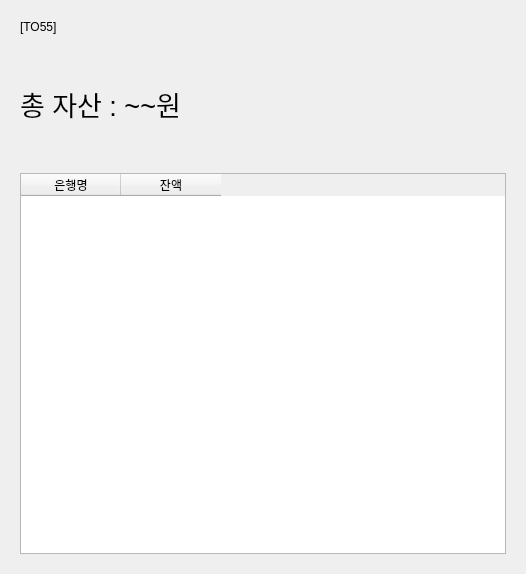
lym0217/QT_Project, file project/mainpage.ui: the form before one commit.
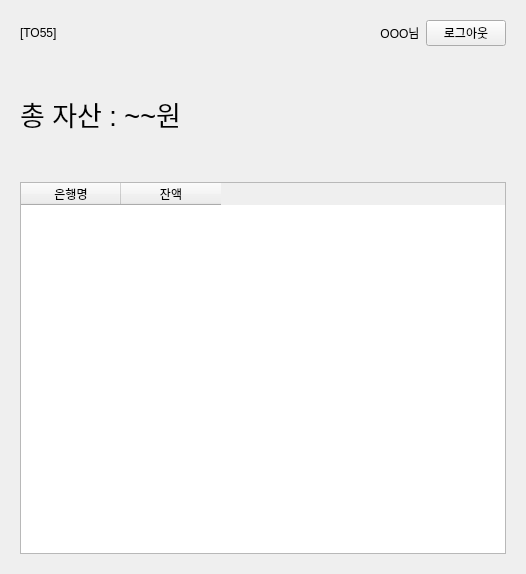
The form after the commit. The open tabs and pages were chosen to show the change.

Commit message: UI 변경 및 로그아웃 버튼 생성

Patch:
```diff
--- a/project/mainpage.ui
+++ b/project/mainpage.ui
@@ -28,6 +28,8 @@
            <item>
             <layout class="QVBoxLayout" name="verticalLayout" stretch="0,1,3">
              <item>
+              <layout class="QGridLayout" name="gridLayout_home_header">
+               <item row="0" column="0">
               <widget class="QLabel" name="label_2">
                <property name="enabled">
                 <bool>true</bool>
@@ -37,6 +39,38 @@
                </property>
               </widget>
              </item>
+               <item row="0" column="1">
+                <spacer name="horizontalSpacer_home">
+                 <property name="orientation">
+                  <enum>Qt::Orientation::Horizontal</enum>
+                 </property>
+                 <property name="sizeHint" stdset="0">
+                  <size>
+                   <width>40</width>
+                   <height>20</height>
+                  </size>
+                 </property>
+                </spacer>
+               </item>
+               <item row="0" column="2">
+                <widget class="QLabel" name="home_user_name_label">
+                 <property name="text">
+                  <string>OOO님</string>
+                 </property>
+                 <property name="alignment">
+                  <set>Qt::AlignmentFlag::AlignCenter</set>
+                 </property>
+                </widget>
+               </item>
+               <item row="0" column="3">
+                <widget class="QPushButton" name="logout_btn">
+                 <property name="text">
+                  <string>로그아웃</string>
+                 </property>
+                </widget>
+               </item>
+              </layout>
+             </item>
              <item>
               <widget class="QLabel" name="label">
                <property name="font">
```
Left out of the diff: 21 changed lines with no effect on the pictures. Lines whose indentation alone changed are shown as unchanged. The commit also changes 6 other files.
